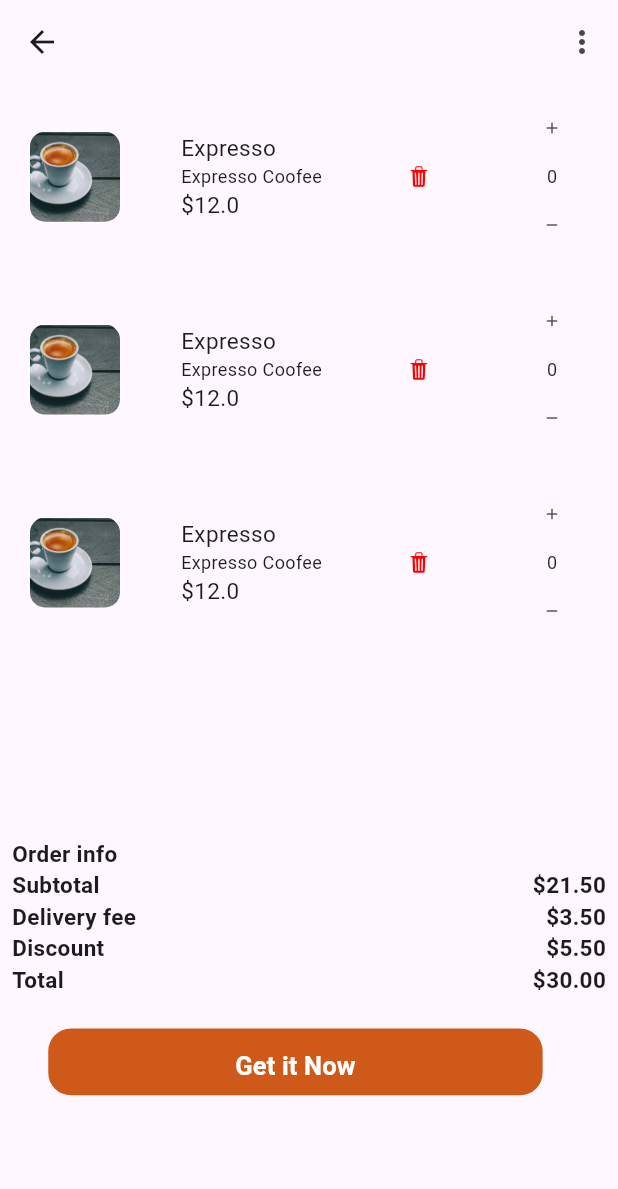
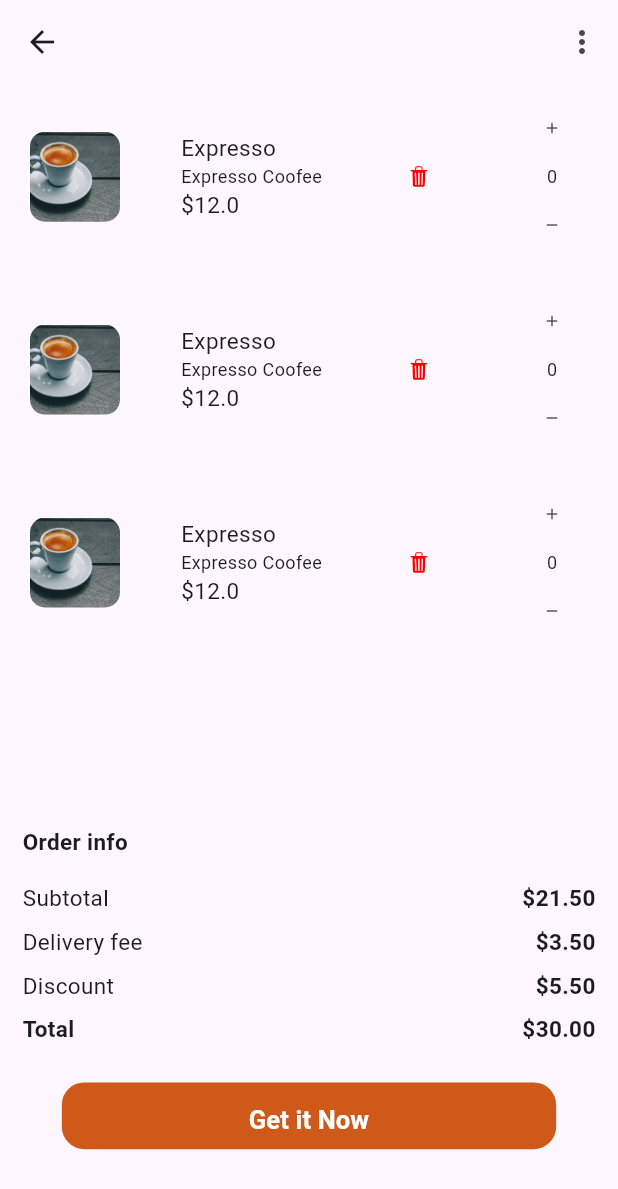
Before and after one commit to ThibautDegbetchi/Restaurant, a Flutter app: the CheckoutScreen screen opened by its route, on a phone screen of 412 x 824 dp. Shown: the top 1189 px of the screen. Run offline on Flutter 3.47's test engine with Material 3 defaults, Android fonts, the phone set to English and light mode, and no system bars; drawn by our look-alikes of auto_size_text; our stand-ins replace animated_splash_screen, carousel_slider, connectivity_plus, dio, get, page_transition and 3 more; missing offline and left inert: staggered_grid_view_flutter; accounts and stored records are empty; Roboto replaces fonts that are missing (Nunito).

Commit message:
update : checkout_screen.dart ui okay

```diff
--- a/lib/presentation/checkout_screen/checkout_screen.dart
+++ b/lib/presentation/checkout_screen/checkout_screen.dart
@@ -28,7 +28,7 @@ class CheckoutScreen extends StatelessWidget {
         ],
       ),
       body: Column(
-        crossAxisAlignment: CrossAxisAlignment.start,
+        crossAxisAlignment: CrossAxisAlignment.center,
         children: [
           SizedBox(
             height: size.height * 0.6,
@@ -47,7 +47,7 @@ class CheckoutScreen extends StatelessWidget {
             ),
           ),
           Padding(
-            padding: const EdgeInsets.all(8.0),
+            padding: const EdgeInsets.only(left: 15.0, right: 15, bottom: 15),
             child: Column(
               mainAxisAlignment: MainAxisAlignment.spaceBetween,
               crossAxisAlignment: CrossAxisAlignment.start,
@@ -58,6 +58,9 @@ class CheckoutScreen extends StatelessWidget {
                       fontSize: 15, fontWeight: FontWeight.bold),
                   maxLines: 1,
                 ),
+                SizedBox(
+                  height: size.height * 0.02,
+                ),
                 Column(
                   children: [
                     Row(
@@ -66,7 +69,7 @@ class CheckoutScreen extends StatelessWidget {
                         AutoSizeText(
                           'msg_sub_total'.tr,
                           style: const TextStyle(
-                              fontSize: 15, fontWeight: FontWeight.bold),
+                              fontSize: 15, fontWeight: FontWeight.normal),
                           maxLines: 1,
                         ),
                         AutoSizeText(
@@ -77,13 +80,16 @@ class CheckoutScreen extends StatelessWidget {
                         ),
                       ],
                     ),
+                    SizedBox(
+                      height: size.height * 0.01,
+                    ),
                     Row(
                       mainAxisAlignment: MainAxisAlignment.spaceBetween,
                       children: [
                         AutoSizeText(
                           'msg_delivery'.tr,
                           style: const TextStyle(
-                              fontSize: 15, fontWeight: FontWeight.bold),
+                              fontSize: 15, fontWeight: FontWeight.normal),
                           maxLines: 1,
                         ),
                         AutoSizeText(
@@ -94,13 +100,16 @@ class CheckoutScreen extends StatelessWidget {
                         ),
                       ],
                     ),
+                    SizedBox(
+                      height: size.height * 0.01,
+                    ),
                     Row(
                       mainAxisAlignment: MainAxisAlignment.spaceBetween,
                       children: [
                         AutoSizeText(
                           'msg_discount_text'.tr,
                           style: const TextStyle(
-                              fontSize: 15, fontWeight: FontWeight.bold),
+                              fontSize: 15, fontWeight: FontWeight.normal),
                           maxLines: 1,
                         ),
                         AutoSizeText(
@@ -110,6 +119,9 @@ class CheckoutScreen extends StatelessWidget {
                           maxLines: 1,
                         ),
                       ],
+                    ),
+                    SizedBox(
+                      height: size.height * 0.01,
                     ),
                     Row(
                       mainAxisAlignment: MainAxisAlignment.spaceBetween,
@@ -130,18 +142,21 @@ class CheckoutScreen extends StatelessWidget {
                     ),
                   ],
                 ),
-                Container(
-                    height: size.height * 0.054,
-                    width: size.width * 0.8,
-                    margin: getMarginOrPadding(all: 22),
-                    child: CustomButton(
-                      shape: ButtonShape.RoundedBorder15,
-                      text: 'lbl_get_it'.tr,
-                      onTap: () {},
-                    )),
               ],
             ),
           ),
+          SizedBox(
+            height: 10,
+          ),
+          Container(
+              height: size.height * 0.054,
+              width: size.width * 0.8,
+              // margin: getMarginOrPadding(all: 22),
+              child: CustomButton(
+                shape: ButtonShape.RoundedBorder15,
+                text: 'lbl_get_it'.tr,
+                onTap: () {},
+              )),
         ],
       ),
     );
```
